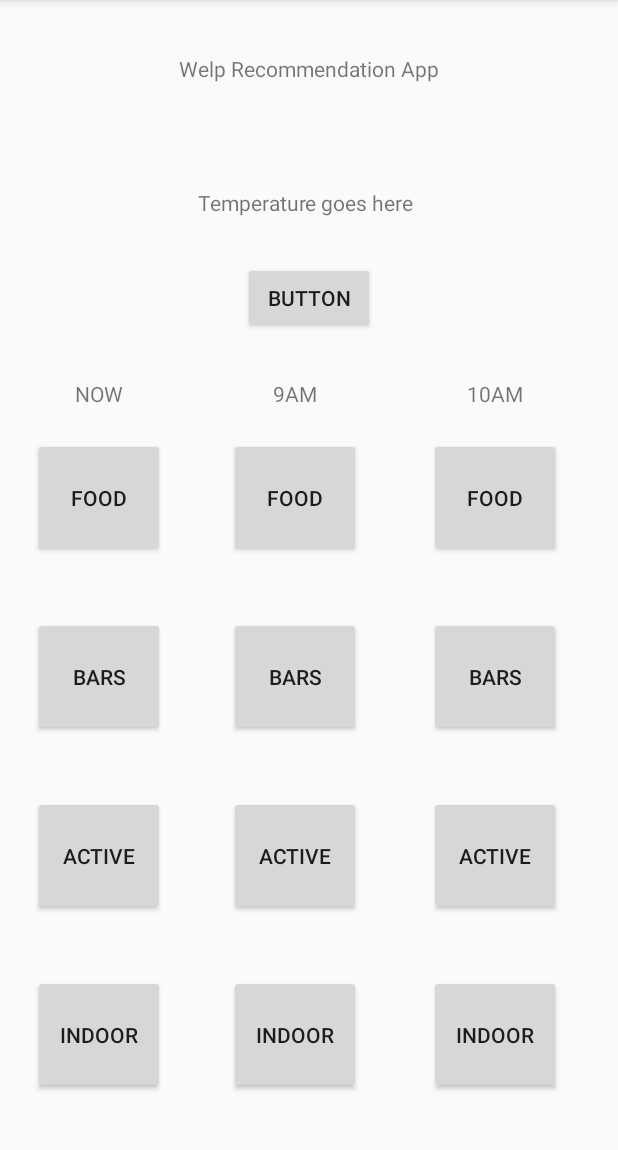
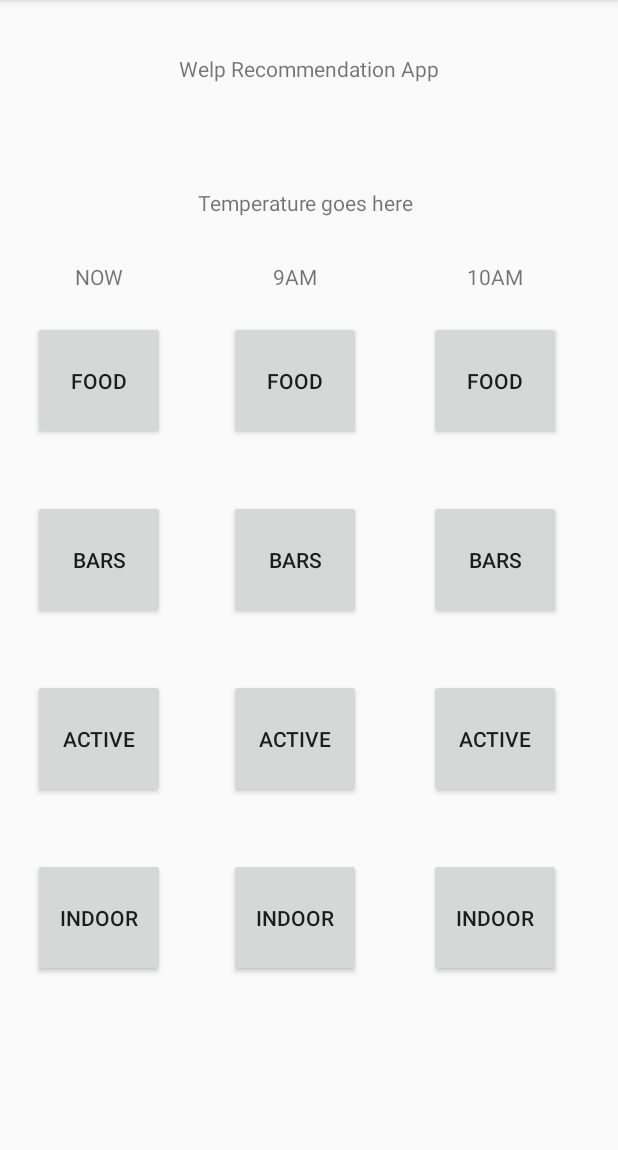
Before and after one commit to BryanKo/Hashpass, an Android app: the screen it shows after launch (MainActivity), on a phone screen of 412 x 824 dp, the part 84-1234 px from its top. Run offline under Robolectric (Android 15) with nearby library versions, the phone set to English and light mode, and no system bars; libraries missing offline, so code that uses them is left out: com.johnhiott.darkskyandroidlib, retrofit.client; 10 statements that could not run were skipped.

Commit message:
Removed button + changed minSDK

```diff
--- a/app/build.gradle
+++ b/app/build.gradle
@@ -4,7 +4,7 @@ android {
     compileSdkVersion 26
     defaultConfig {
         applicationId "com.example.david.testing"
-        minSdkVersion 26
+        minSdkVersion 16
         targetSdkVersion 26
         versionCode 1
         versionName "1.0"
--- a/app/src/main/res/layout/activity_main.xml
+++ b/app/src/main/res/layout/activity_main.xml
@@ -26,23 +26,13 @@
         android:layout_marginTop="70dp"
         android:text="Temperature goes here " />
 
-    <Button
-        android:id="@+id/button"
-        android:layout_width="wrap_content"
-        android:layout_height="wrap_content"
-        android:layout_below="@+id/textView_Weather"
-        android:layout_centerHorizontal="true"
-        android:layout_marginTop="30dp"
-        android:text="Button"
-        tools:layout_editor_absoluteX="168dp"
-        tools:layout_editor_absoluteY="32dp" />
 
     <!--This starts the horizontal scrolling area-->
 
     <HorizontalScrollView
         android:layout_width="match_parent"
         android:layout_height="match_parent"
-        android:layout_below="@+id/button"
+        android:layout_below="@+id/textView_Weather"
         android:layout_centerHorizontal="true"
         android:layout_marginTop="30dp">
 
```
